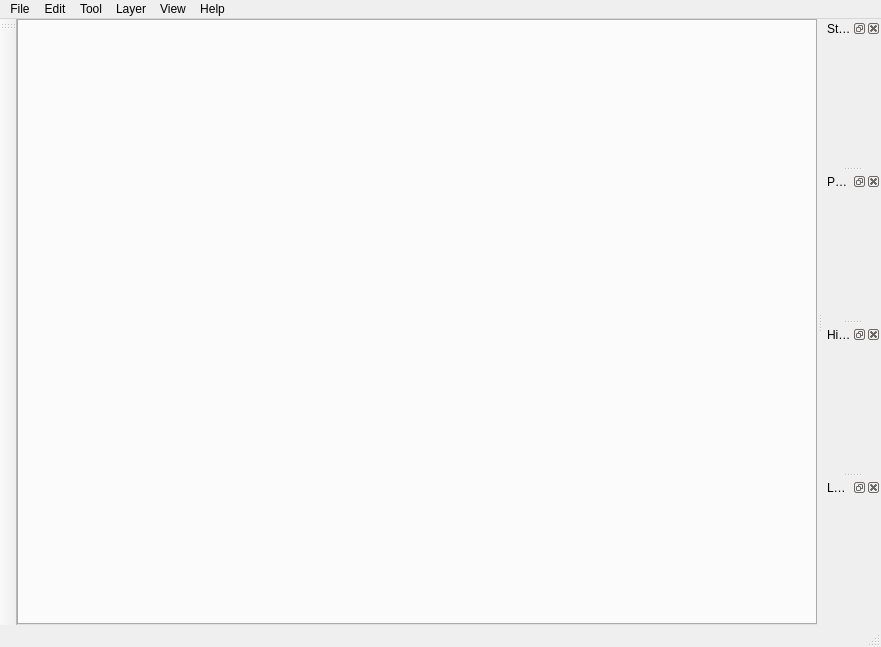
SGIS-Dev-Team/SGIS, file seditor.ui: the form before one commit.
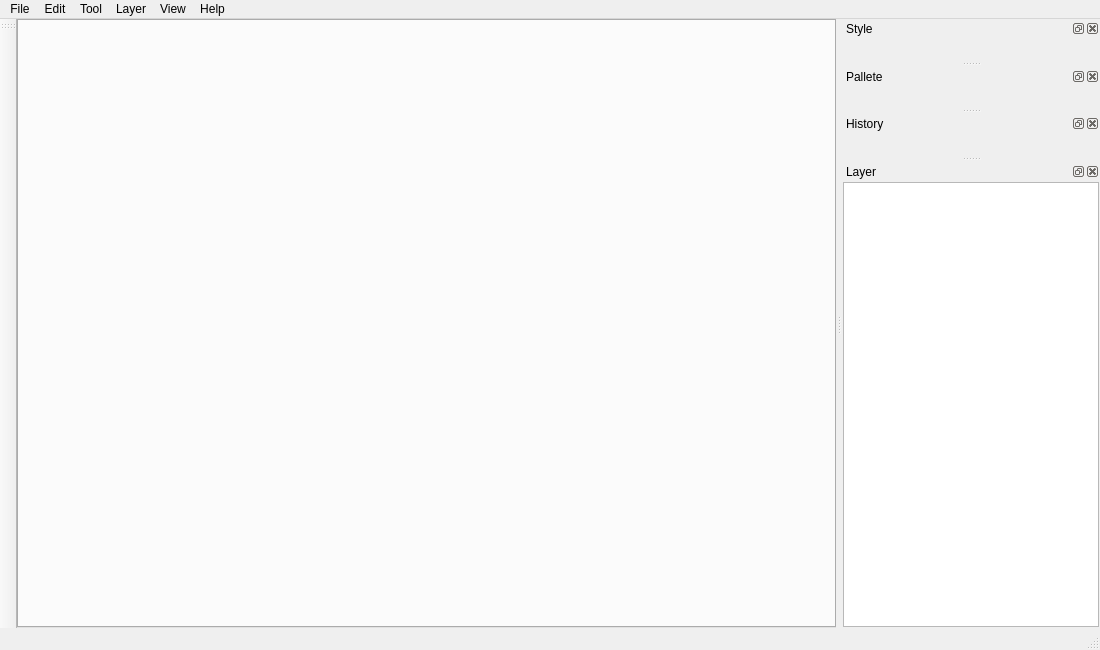
The form after the commit.

Commit message: Layer Manager half capability

The edit to the form file:
```diff
--- a/seditor.ui
+++ b/seditor.ui
@@ -6,15 +6,18 @@
    <rect>
     <x>0</x>
     <y>0</y>
-    <width>881</width>
-    <height>647</height>
+    <width>1100</width>
+    <height>650</height>
    </rect>
   </property>
   <property name="windowTitle">
    <string>S-GIS Editor</string>
   </property>
   <widget class="QWidget" name="mCentralWidget">
-   <layout class="QGridLayout" name="gridLayout">
+   <layout class="QHBoxLayout" name="horizontalLayout">
+    <property name="spacing">
+     <number>0</number>
+    </property>
     <property name="leftMargin">
      <number>0</number>
     </property>
@@ -27,10 +30,7 @@
     <property name="bottomMargin">
      <number>0</number>
     </property>
-    <property name="spacing">
-     <number>0</number>
-    </property>
-    <item row="0" column="0">
+    <item>
      <widget class="QTabWidget" name="mTabWidget">
       <property name="currentIndex">
        <number>-1</number>
@@ -44,7 +44,7 @@
     <rect>
      <x>0</x>
      <y>0</y>
-     <width>881</width>
+     <width>1100</width>
      <height>26</height>
     </rect>
    </property>
@@ -221,7 +221,25 @@
    <attribute name="dockWidgetArea">
     <number>2</number>
    </attribute>
-   <widget class="QWidget" name="mDockLayerWidget"/>
+   <widget class="QWidget" name="mDockLayerWidget">
+    <layout class="QHBoxLayout" name="horizontalLayout_2">
+     <property name="leftMargin">
+      <number>1</number>
+     </property>
+     <property name="topMargin">
+      <number>1</number>
+     </property>
+     <property name="rightMargin">
+      <number>1</number>
+     </property>
+     <property name="bottomMargin">
+      <number>1</number>
+     </property>
+     <item>
+      <widget class="QTreeView" name="mTreeViewLayer"/>
+     </item>
+    </layout>
+   </widget>
   </widget>
   <action name="mActionNewTemplate">
    <property name="text">
```
Left out of the diff: 4 changed lines with no effect on the pictures. The commit also changes 15 other files.
